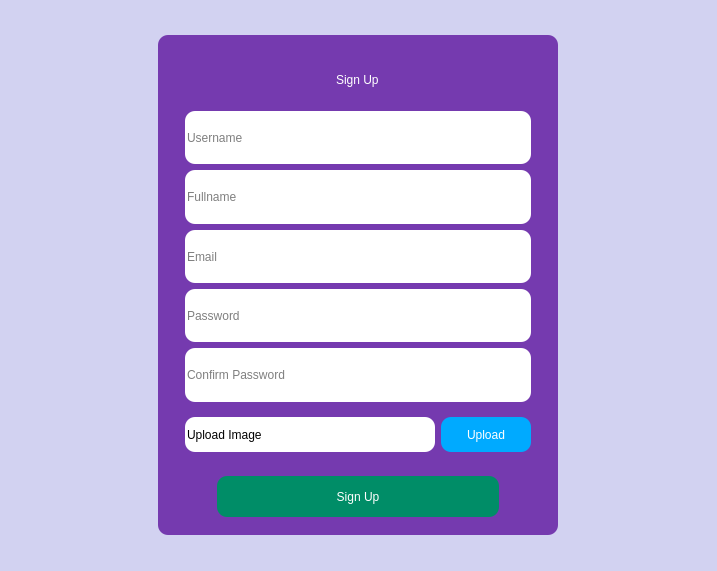
Qt form UIs/signup.ui (Code-ed381/Sales-App) before a commit.
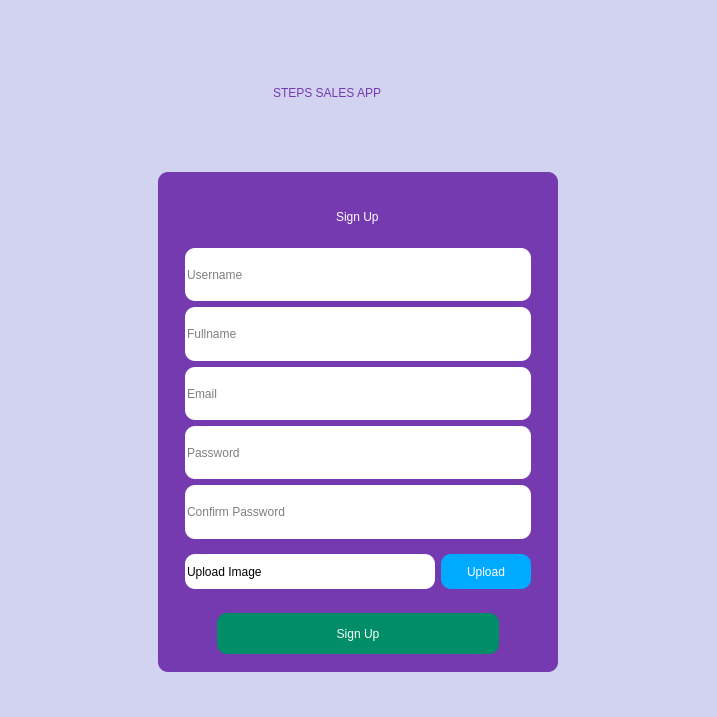
The same form after that commit. Icons and pictures are not drawn.

```diff
--- a/UIs/signup.ui
+++ b/UIs/signup.ui
@@ -7,9 +7,15 @@
     <x>0</x>
     <y>0</y>
     <width>717</width>
-    <height>571</height>
+    <height>717</height>
    </rect>
   </property>
+  <property name="sizePolicy">
+   <sizepolicy hsizetype="Expanding" vsizetype="Expanding">
+    <horstretch>0</horstretch>
+    <verstretch>0</verstretch>
+   </sizepolicy>
+  </property>
   <property name="windowTitle">
    <string>Dialog</string>
   </property>
@@ -18,7 +24,76 @@
 border-radius: 10px;</string>
   </property>
   <layout class="QGridLayout" name="gridLayout">
-   <item row="0" column="0">
+   <item row="0" column="1" alignment="Qt::AlignHCenter">
+    <widget class="QWidget" name="widget_3" native="true">
+     <property name="sizePolicy">
+      <sizepolicy hsizetype="Expanding" vsizetype="Expanding">
+       <horstretch>0</horstretch>
+       <verstretch>0</verstretch>
+      </sizepolicy>
+     </property>
+     <property name="mouseTracking">
+      <bool>true</bool>
+     </property>
+     <property name="tabletTracking">
+      <bool>true</bool>
+     </property>
+     <layout class="QVBoxLayout" name="verticalLayout_9">
+      <item>
+       <widget class="QFrame" name="frame">
+        <property name="maximumSize">
+         <size>
+          <width>16777215</width>
+          <height>100</height>
+         </size>
+        </property>
+        <property name="frameShape">
+         <enum>QFrame::StyledPanel</enum>
+        </property>
+        <property name="frameShadow">
+         <enum>QFrame::Raised</enum>
+        </property>
+        <layout class="QHBoxLayout" name="horizontalLayout_2">
+         <item>
+          <widget class="QLabel" name="label_3">
+           <property name="sizePolicy">
+            <sizepolicy hsizetype="Expanding" vsizetype="Expanding">
+             <horstretch>0</horstretch>
+             <verstretch>0</verstretch>
+            </sizepolicy>
+           </property>
+           <property name="maximumSize">
+            <size>
+             <width>100</width>
+             <height>100</height>
+            </size>
+           </property>
+           <property name="text">
+            <string/>
+           </property>
+           <property name="pixmap">
+            <pixmap>../icons/point-of-sale.png</pixmap>
+           </property>
+           <property name="scaledContents">
+            <bool>true</bool>
+           </property>
+          </widget>
+         </item>
+         <item>
+          <widget class="QLabel" name="label_4">
+           <property name="styleSheet">
+            <string notr="true">font: 81 22pt &quot;Open Sans ExtraBold&quot;;
+color: rgb(117, 58, 175);</string>
+           </property>
+           <property name="text">
+            <string>STEPS SALES APP</string>
+           </property>
+          </widget>
+         </item>
+        </layout>
+       </widget>
+      </item>
+      <item>
     <widget class="QWidget" name="widget" native="true">
      <property name="sizePolicy">
       <sizepolicy hsizetype="Preferred" vsizetype="Expanding">
@@ -412,6 +487,9 @@
            <property name="text">
             <string>Sign Up</string>
            </property>
+             </widget>
+            </item>
+           </layout>
           </widget>
          </item>
         </layout>
```
Lines whose indentation alone changed are shown as unchanged.
